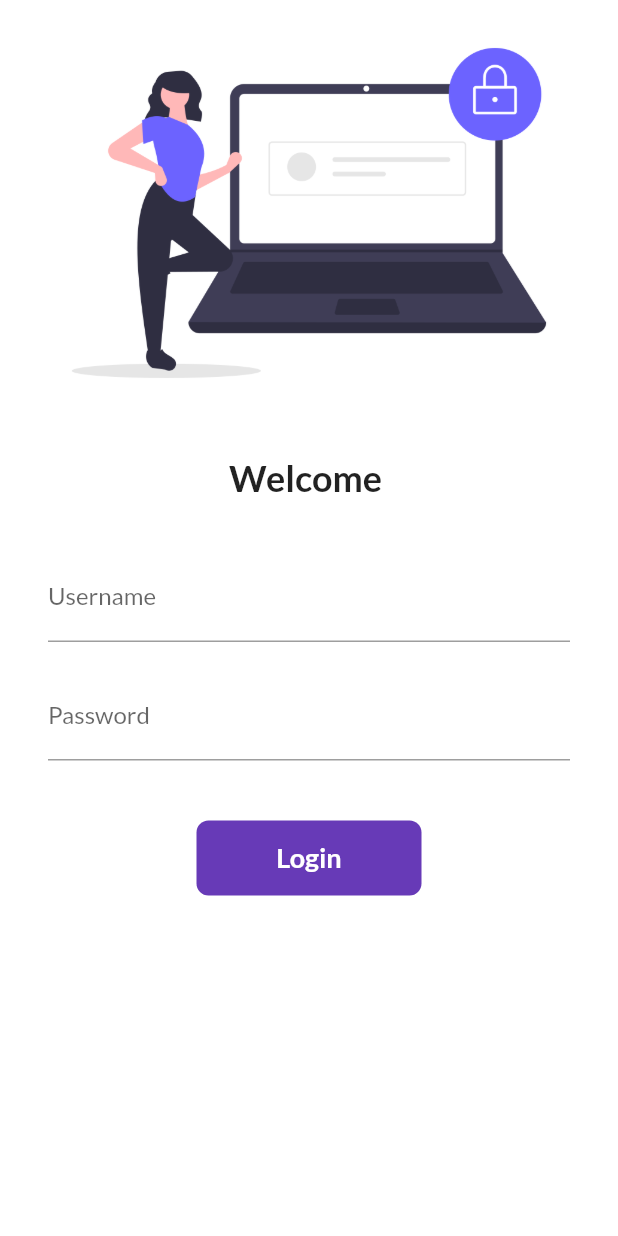
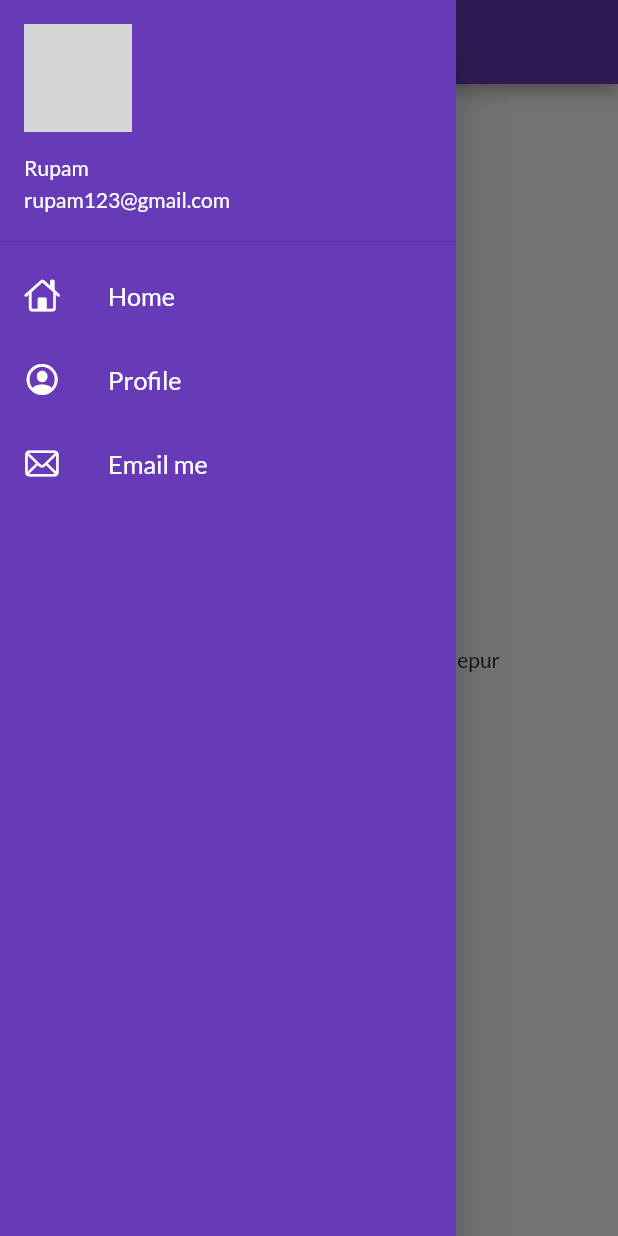
Before and after one commit to rupam-04/flutter_demo, a Flutter app: the screen it shows after launch, with the side drawer open (before the commit the screen has no drawer), on a phone screen of 412 x 824 dp. Run offline on Flutter 3.47's test engine with Material 2 defaults, Android fonts, the phone set to English and light mode, and no system bars; our stand-ins replace google_fonts; network calls fail; grey boxes are pictures that could not be loaded.

Commit message:
Day 9 Completed

```diff
--- a/lib/main.dart
+++ b/lib/main.dart
@@ -17,9 +17,9 @@ class MyApp extends StatelessWidget {
       // home: HomePage(),
       themeMode: ThemeMode.light,
       theme: ThemeData(primarySwatch: Colors.deepPurple, fontFamily: GoogleFonts.lato().fontFamily), //doing change here applies to whole app
-      // debugShowCheckedModeBanner: false, //removes the debug banner
+      debugShowCheckedModeBanner: false, //removes the debug banner
       darkTheme: ThemeData(brightness: Brightness.dark),
-      initialRoute: "/",
+      initialRoute: MyRoutes.homeRoute,
       routes: {
         "/": (context) => const LoginPage(),
         MyRoutes.homeRoute: (context) => const HomePage(),
--- a/lib/pages/home_page.dart
+++ b/lib/pages/home_page.dart
@@ -1,4 +1,6 @@
 import 'package:flutter/material.dart';
+
+import '../widgets/drawer.dart';
 
 class HomePage extends StatelessWidget {
   const HomePage({super.key});
@@ -14,7 +16,7 @@ class HomePage extends StatelessWidget {
         body: Center(
           child: Text('Welcome to $days days of flutter by $name'),
         ),
-        drawer: const Drawer(),
+        drawer: const MyDrawer(),
       );
   }
 }
--- a/lib/pages/login_page.dart
+++ b/lib/pages/login_page.dart
@@ -16,7 +16,7 @@ class _LoginPageState extends State<LoginPage> {
   final _formKey = GlobalKey<FormState>();
 
   moveToHome(BuildContext context) async { // async is reqd for await
-    if (_formKey.currentState!.validate()) {
+    if (_formKey.currentState!.validate()) { //if username ans pwd are not empty
       setState(() {
         changeButton = true;
       });
--- /dev/null
+++ b/lib/widgets/drawer.dart
@@ -0,0 +1,73 @@
+// ignore_for_file: prefer_const_literals_to_create_immutables, prefer_const_declarations, prefer_const_constructors
+
+import 'package:flutter/cupertino.dart';
+import 'package:flutter/material.dart';
+
+class MyDrawer extends StatelessWidget {
+  const MyDrawer({super.key});
+
+  @override
+  Widget build(BuildContext context) {
+    final imageUrl = "https://avatars.githubusercontent.com/u/117000803?v=4";
+    return Drawer(
+      child: Container(
+        color: Colors.deepPurple,
+        child: ListView(
+          padding: EdgeInsets.zero,
+          children: [
+            DrawerHeader(
+              padding: EdgeInsets.zero,
+              child: UserAccountsDrawerHeader(
+                margin: EdgeInsets.zero,
+                accountName: Text("Rupam"),
+                accountEmail: Text("rupam123@gmail.com"),
+                currentAccountPicture: CircleAvatar(
+                  backgroundImage: NetworkImage(imageUrl),
+                ),
+              )
+            ),
+            ListTile(
+              leading: Icon(
+                CupertinoIcons.home,
+                color: Colors.white,
+              ),
+              title: Text(
+                "Home",
+                textScaleFactor: 1.2,
+                style: TextStyle(
+                  color: Colors.white
+                ),
+              ),
+            ),
+            ListTile(
+              leading: Icon(
+                CupertinoIcons.profile_circled,
+                color: Colors.white,
+              ),
+              title: Text(
+                "Profile",
+                textScaleFactor: 1.2,
+                style: TextStyle(
+                  color: Colors.white
+                ),
+              ),
+            ),
+            ListTile(
+              leading: Icon(
+                CupertinoIcons.mail,
+                color: Colors.white,
+              ),
+              title: Text(
+                "Email me",
+                textScaleFactor: 1.2,
+                style: TextStyle(
+                  color: Colors.white
+                ),
+              ),
+            )
+          ],
+        ),
+      ),
+    );
+  }
+}
```
